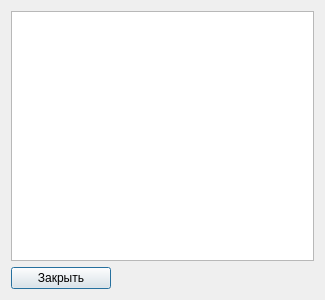
AlekseyLapunov/IS_Airport, file TicketsViewWindow.ui: the form before one commit.
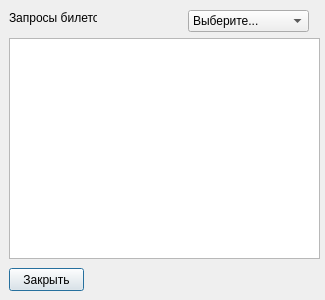
The form after the commit. Icons and pictures are not drawn.

Commit message: added filters in ticketsViewWindow

Diff of the .ui file:
```diff
--- a/TicketsViewWindow.ui
+++ b/TicketsViewWindow.ui
@@ -29,9 +29,15 @@
    <iconset resource="icons.qrc">
     <normaloff>:/new/prefix1/icons1/samolet.jpg</normaloff>:/new/prefix1/icons1/samolet.jpg</iconset>
   </property>
-  <layout class="QVBoxLayout" name="verticalLayout">
-   <item>
     <widget class="QTableView" name="ticketsView">
+   <property name="geometry">
+    <rect>
+     <x>9</x>
+     <y>38</y>
+     <width>311</width>
+     <height>221</height>
+    </rect>
+   </property>
      <property name="editTriggers">
       <set>QAbstractItemView::NoEditTriggers</set>
      </property>
@@ -45,9 +51,15 @@
       <bool>true</bool>
      </property>
     </widget>
-   </item>
-   <item>
     <widget class="QPushButton" name="pushButton">
+   <property name="geometry">
+    <rect>
+     <x>9</x>
+     <y>268</y>
+     <width>75</width>
+     <height>23</height>
+    </rect>
+   </property>
      <property name="maximumSize">
       <size>
        <width>100</width>
@@ -58,8 +70,54 @@
       <string>Закрыть</string>
      </property>
     </widget>
+  <widget class="QLabel" name="label">
+   <property name="geometry">
+    <rect>
+     <x>9</x>
+     <y>10</y>
+     <width>88</width>
+     <height>16</height>
+    </rect>
+   </property>
+   <property name="text">
+    <string>Запросы билетов</string>
+   </property>
+  </widget>
+  <widget class="QComboBox" name="statusFilter">
+   <property name="geometry">
+    <rect>
+     <x>188</x>
+     <y>10</y>
+     <width>121</width>
+     <height>22</height>
+    </rect>
+   </property>
+   <item>
+    <property name="text">
+     <string>Выберите...</string>
+    </property>
    </item>
-  </layout>
+   <item>
+    <property name="text">
+     <string>Покупка</string>
+    </property>
+   </item>
+   <item>
+    <property name="text">
+     <string>Возврат</string>
+    </property>
+   </item>
+   <item>
+    <property name="text">
+     <string>Куплен</string>
+    </property>
+   </item>
+   <item>
+    <property name="text">
+     <string>Возвращён</string>
+    </property>
+   </item>
+  </widget>
  </widget>
  <resources>
   <include location="icons.qrc"/>
```
Left out of the diff: 17 changed lines with no effect on the pictures. Lines whose indentation alone changed are shown as unchanged. The commit also changes 2 other files.
